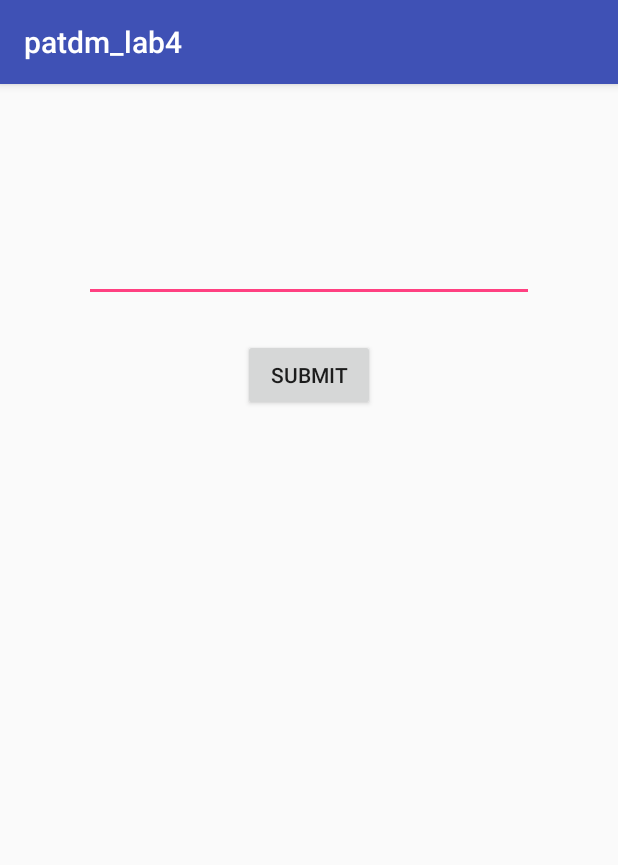
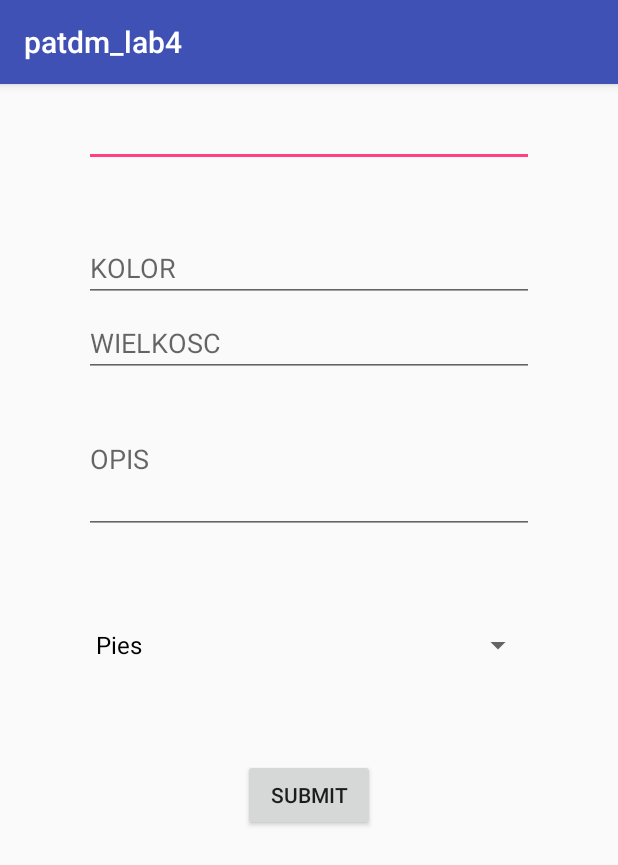
Before and after one commit to anestic/patdm_lab4, an Android app: the screen it shows after launch (DodajWpis), after a tap on "Nowy", on a phone screen of 412 x 824 dp. Shown: the top 865 px of the screen. Run offline under Robolectric (Android 15) with nearby library versions, the phone set to English and light mode, and no system bars.

Commit message:
second commit

```diff
--- a/app/src/main/java/com/example/damian/patdm_lab4/MainActivity.java
+++ b/app/src/main/java/com/example/damian/patdm_lab4/MainActivity.java
@@ -1,5 +1,6 @@
 package com.example.damian.patdm_lab4;
 
+import android.content.Context;
 import android.content.Intent;
 import android.support.v7.app.AppCompatActivity;
 import android.os.Bundle;
@@ -8,6 +9,7 @@ import android.view.MenuInflater;
 import android.view.MenuItem;
 import android.widget.ArrayAdapter;
 import android.widget.ListView;
+import android.widget.SimpleCursorAdapter;
 
 import java.util.ArrayList;
 import java.util.Arrays;
@@ -15,19 +17,22 @@ import java.util.Arrays;
 public class MainActivity extends AppCompatActivity {
 
     private ArrayList<String> target;
-    private ArrayAdapter adapter;
+    private SimpleCursorAdapter adapter;
+    private MySQLite db;
 
     @Override
     protected void onCreate(Bundle savedInstanceState) {
         super.onCreate(savedInstanceState);
         setContentView(R.layout.activity_main);
+        db = new MySQLite(this);
 
         String[] values = new String[] { "Red", "Green", "Blue", "Yellow", "Black", "White" };
 
         this.target = new ArrayList<String>();
         this.target.addAll(Arrays.asList(values));
 
-        this.adapter = new ArrayAdapter(this, android.R.layout.simple_list_item_1, this.target);
+        this.adapter = new SimpleCursorAdapter(this, android.R.layout.simple_list_item_2, db.lista(), new String[] {"_id", "gatunek"}, new int[] {android.R.id.text1, android.R.id.text2}, SimpleCursorAdapter.IGNORE_ITEM_VIEW_TYPE);
+
 
         ListView listView = (ListView) findViewById(R.id.listView);
         listView.setAdapter(adapter);
@@ -53,8 +58,10 @@ public class MainActivity extends AppCompatActivity {
         if(requestCode==1 && resultCode==RESULT_OK)
         {
             Bundle extras = data.getExtras();
-            String nowy = (String)extras.get("wpis");
-            target.add(nowy);
+            Animal nowy = (Animal)
+            extras.getSerializable("nowy");
+            this.db.dodaj(nowy);
+            adapter.changeCursor(db.lista());
             adapter.notifyDataSetChanged();
         }
     }
--- a/app/src/main/res/layout/activity_dodaj_wpis.xml
+++ b/app/src/main/res/layout/activity_dodaj_wpis.xml
@@ -11,17 +11,58 @@
         android:id="@+id/editText"
         android:layout_width="300dp"
         android:layout_height="wrap_content"
+        android:layout_marginTop="10dp"
+        android:layout_centerHorizontal="true"
+        />
+
+    <Spinner
+        android:id="@+id/gatunek"
+        android:layout_width="300dp"
+        android:layout_height="wrap_content"
+        android:layout_centerHorizontal="true"
+        android:layout_marginTop="350dp"
+
+        >
+
+    </Spinner>
+
+
+    <EditText
+        android:id="@+id/opis"
+        android:layout_width="300dp"
+        android:layout_height="100dp"
+        android:layout_centerHorizontal="true"
+        android:layout_marginTop="200dp"
+        android:hint="OPIS"
+        />
+
+    <EditText
+        android:id="@+id/wielkosc"
+        android:layout_width="300dp"
+        android:layout_height="wrap_content"
+        android:layout_centerHorizontal="true"
+        android:layout_marginTop="150dp"
+        android:hint="WIELKOSC"
+        />
+
+    <EditText
+        android:id="@+id/kolor"
+        android:layout_width="300dp"
+        android:layout_height="wrap_content"
+        android:layout_centerHorizontal="true"
         android:layout_marginTop="100dp"
-        android:layout_centerHorizontal="true"
+        android:hint="KOLOR"
         />
 
     <Button
         android:layout_width="wrap_content"
         android:layout_height="wrap_content"
-        android:layout_marginTop="170dp"
+        android:layout_marginTop="450dp"
         android:layout_centerHorizontal="true"
         android:text="submit"
         android:onClick="wyslij"
         />
 
+
+
 </RelativeLayout>
```
Also changed, not shown: app/src/main/java/com/example/damian/patdm_lab4/DodajWpis.java (+22 -3 lines).
